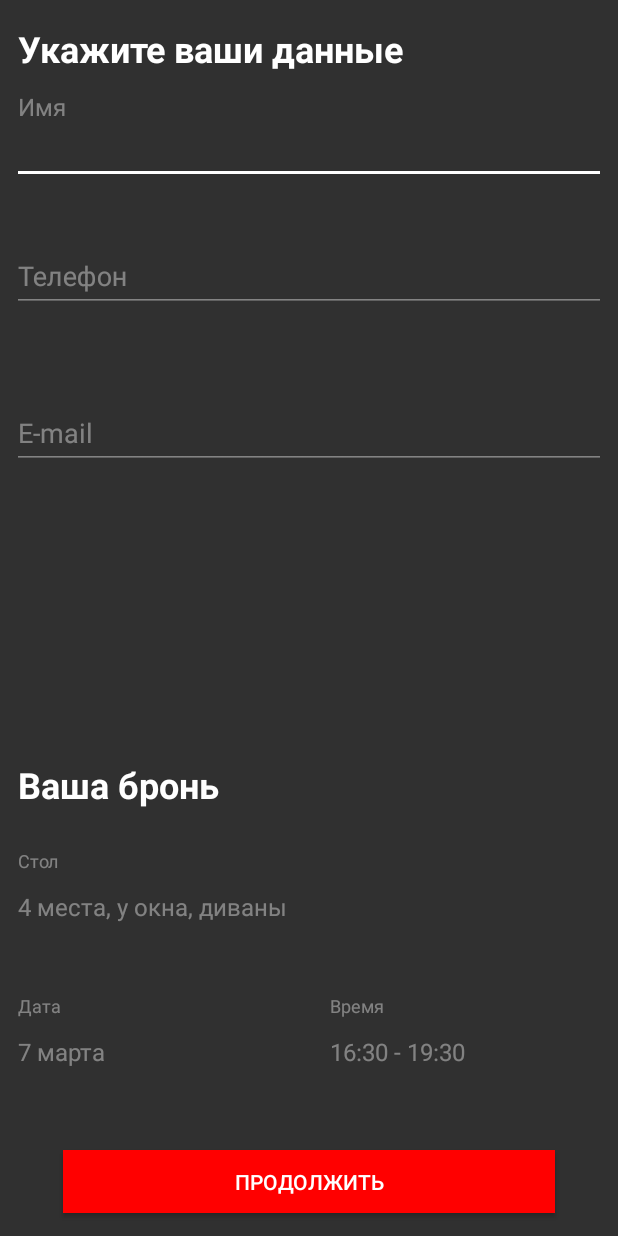
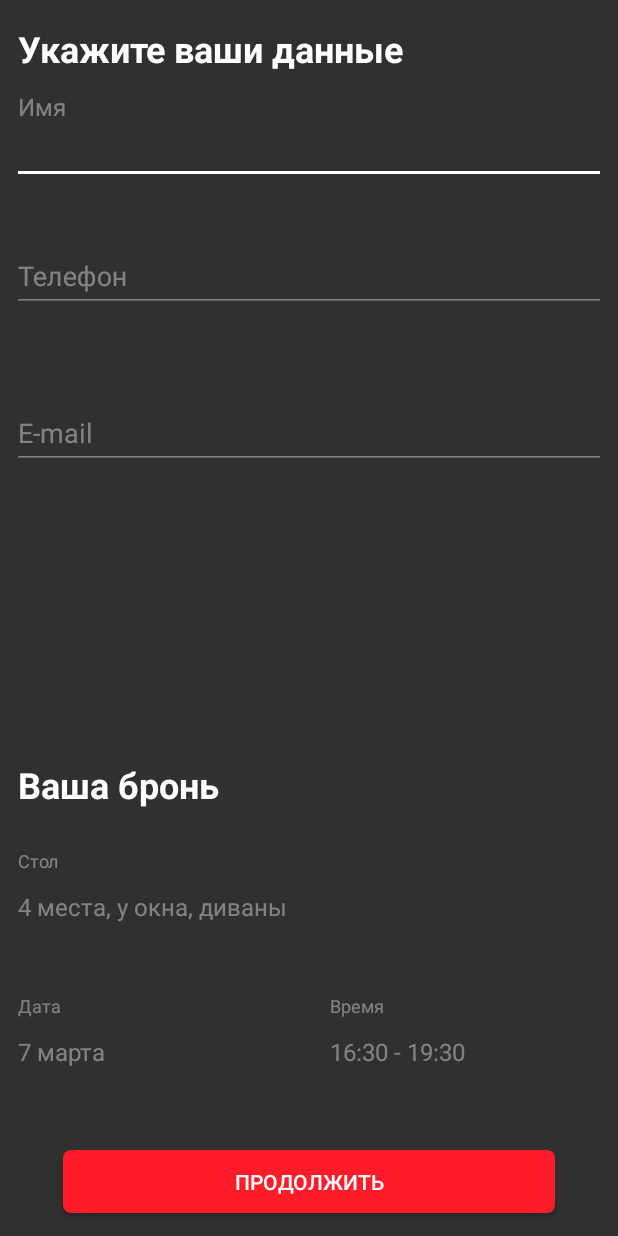
Before and after one commit to Zlobrynya/InternshipZappa, an Android app: the layout activity_personal_info.xml on its own in the app's theme, with its tools: preview values and no code run, on a phone screen of 412 x 824 dp. Run offline under Robolectric (Android 15) with nearby library versions, the phone set to English and light mode, and no system bars; plain views replace MaskedEditText; network calls fail.

Commit message:
Сделана кнопка продолжить

```diff
--- a/app/src/main/res/drawable/btn_booking_end.xml
+++ /dev/null
@@ -1,6 +0,0 @@
-<shape xmlns:android = "http://schemas.android.com/apk/res/android"
-       android:shape="rectangle">
-    <stroke android:color="#FF1C2A"/>
-    <solid android:color="#FF1C2A"/>
-    <corners android:radius="4dp"/>
-</shape>
--- a/app/src/main/res/layout/activity_end_booking.xml
+++ b/app/src/main/res/layout/activity_end_booking.xml
@@ -105,7 +105,7 @@
         android:layout_marginTop="19dp"
         android:layout_marginEnd="14dp"
         android:layout_marginBottom="10dp"
-        android:background="@drawable/btn_booking_end"
+        android:background="@drawable/table_shape"
         android:text="@string/back"
         android:textColor="@color/white"
         android:textSize="14sp"
--- a/app/src/main/res/layout/activity_personal_info.xml
+++ b/app/src/main/res/layout/activity_personal_info.xml
@@ -231,13 +231,13 @@
         android:id="@+id/btnContinue"
         android:layout_width="328dp"
         android:layout_height="42dp"
+        android:background="@drawable/table_shape"
         android:text="@string/btn_continue"
         android:textColor="@color/white"
-        android:background="@color/btn_continue"
+        app:layout_constraintBottom_toBottomOf="parent"
+        app:layout_constraintEnd_toEndOf="parent"
         app:layout_constraintStart_toStartOf="parent"
-        app:layout_constraintEnd_toEndOf="parent"
-        app:layout_constraintBottom_toBottomOf="parent"
         app:layout_constraintTop_toTopOf="parent"
-        app:layout_constraintVertical_bias="0.98"/>
+        app:layout_constraintVertical_bias="0.98" />
 
 </android.support.constraint.ConstraintLayout>
```
